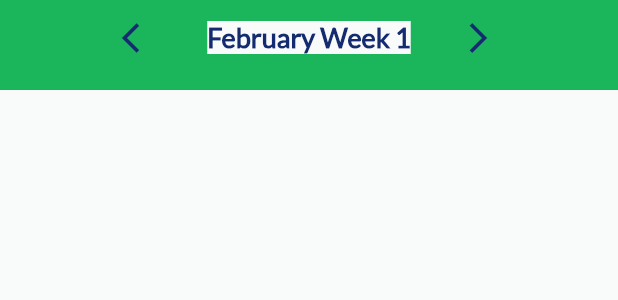
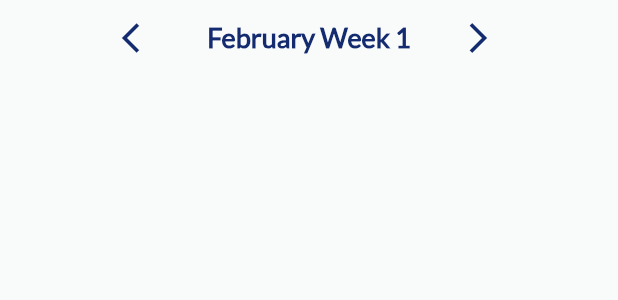
Before and after one commit to DanielAgustian/zukses_flutter, a Flutter app: the WeekLyCanlendarWidget widget shown alone on an empty page, opened directly, on a phone screen of 412 x 824 dp. Shown: the top 300 px of the screen. Run offline on Flutter 3.47's test engine with Material 2 defaults, Android fonts, the phone set to English and light mode, and no system bars; our stand-ins replace device_preview, flutter_calendar_carousel, font_awesome_flutter, google_fonts, image_picker, shared_preferences and 1 more; missing offline and left inert: week_of_year; accounts and stored records are empty.

```diff
--- a/lib/module/weekly-calendar-widget.dart
+++ b/lib/module/weekly-calendar-widget.dart
@@ -131,8 +131,6 @@ class _WeekLyCanlendarWidgetState extends State<WeekLyCanlendarWidget> {
   // dates view
   Widget _datesView() {
     return Container(
-      color: colorClear,
-      height: 60,
       child: Column(
         children: <Widget>[
           // header
@@ -174,12 +172,9 @@ class _WeekLyCanlendarWidgetState extends State<WeekLyCanlendarWidget> {
   @override
   Widget build(BuildContext context) {
     Size size = MediaQuery.of(context).size;
-    return Scaffold(
-      backgroundColor: colorBackground,
-      body: Container(
-        color: colorSecondaryYellow,
-        child: _sequentialWeek != null ? _datesView() : Container(),
-      ),
+    return Container(
+      color: colorBackground,
+      child: _sequentialWeek != null ? _datesView() : Container(),
     );
   }
 }
```
Also changed, not shown: lib/component/attendance/time-box.dart (+10 -8 lines), lib/tab/screen_attendance.dart (+46 -24 lines).
